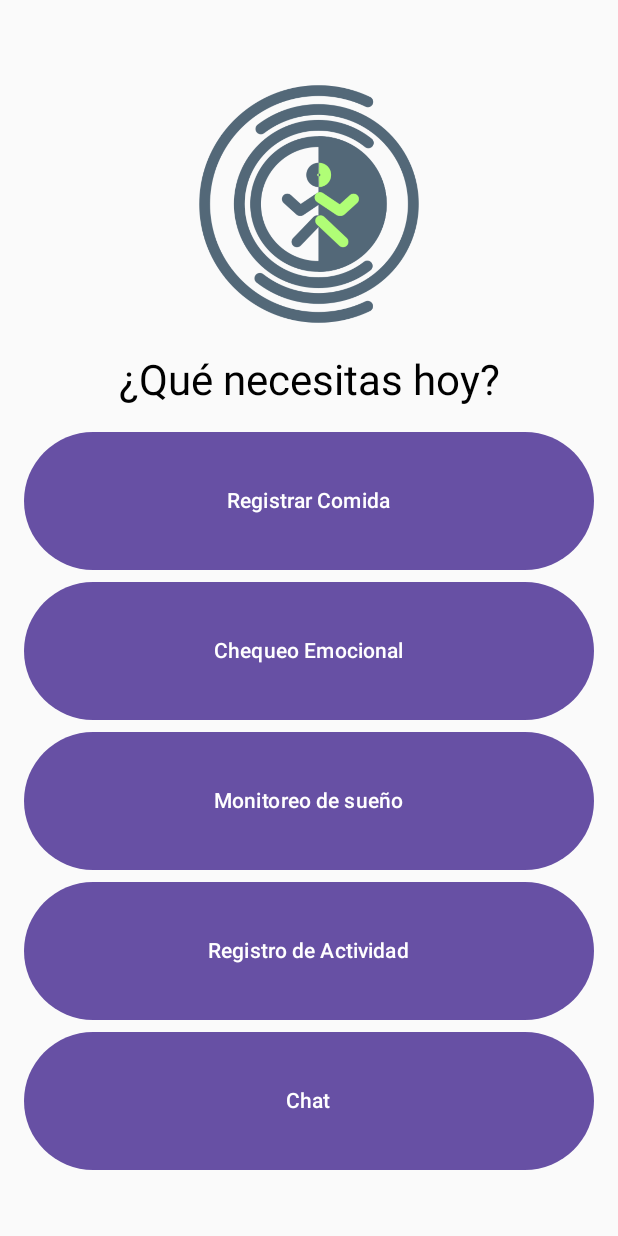
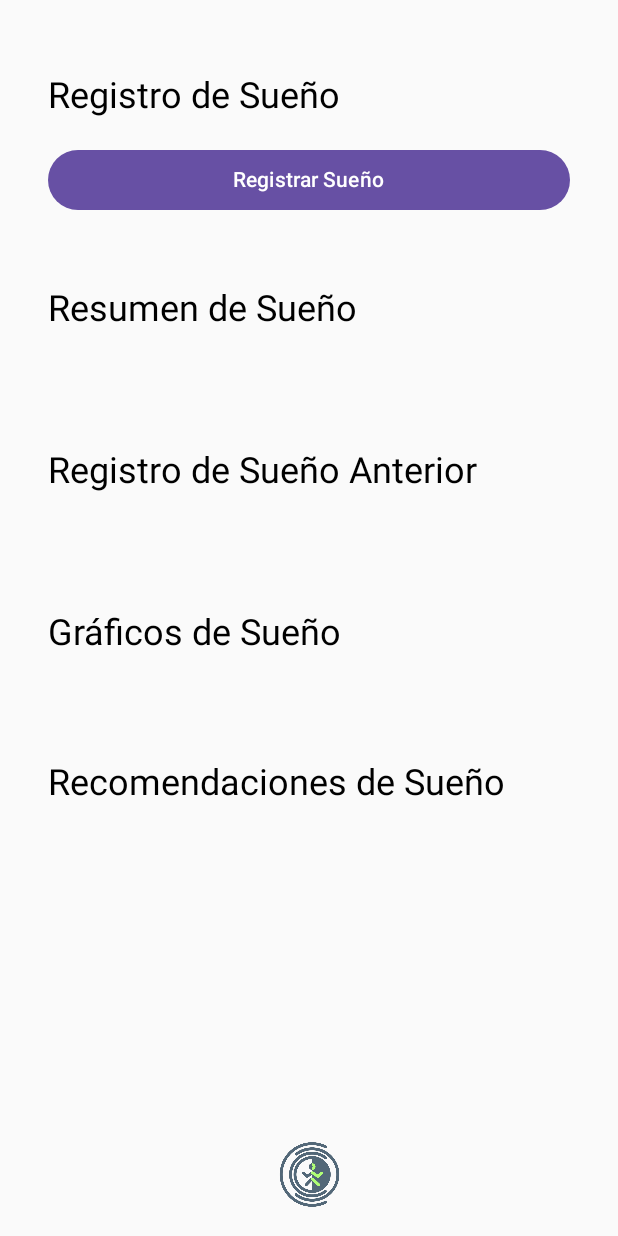
Before and after one commit to Rodrimansidub14/ConstIA, an Android app built with Jetpack Compose: the HomeScreenActivity screen opened directly, with no data from a screen before it, after a tap on "Monitoreo de sueño", on a phone screen of 412 x 824 dp. Run offline under Robolectric (Android 15) with nearby library versions, the phone set to English and light mode, and no system bars.

Commit message:
Sleeptraccker activity creada con boton listo

```diff
--- a/app/src/main/AndroidManifest.xml
+++ b/app/src/main/AndroidManifest.xml
@@ -69,7 +69,7 @@
             </intent-filter>
         </activity>
         <activity
-            android:name=".HomeScreenActivity"
+            android:name=".SleepTrackerActivity"
             android:exported="true"
             android:label="@string/app_name"
             android:theme="@style/Theme.MyApplication" >
--- a/app/src/main/java/com/example/myapplication/HomeScreenActivity.kt
+++ b/app/src/main/java/com/example/myapplication/HomeScreenActivity.kt
@@ -85,7 +85,13 @@ class HomeScreenActivity : ComponentActivity() {
             }
 
             Button(
-                onClick = { /* Lógica para monitoreo de sueño */ },
+                onClick = {
+                    // Crear un Intent para iniciar la nueva actividad
+                    val intent = Intent(context, SleepTrackerActivity::class.java)
+
+                    // Iniciar la nueva actividad
+                    context.startActivity(intent)
+                },
                 modifier = Modifier
                     .fillMaxWidth()
                     .height(100.dp)
--- /dev/null
+++ b/app/src/main/java/com/example/myapplication/SleepTrackerActivity.kt
@@ -0,0 +1,131 @@
+package com.example.myapplication
+
+import android.content.Intent
+import android.os.Bundle
+import androidx.activity.ComponentActivity
+import androidx.activity.compose.setContent
+import androidx.compose.foundation.Image
+import androidx.compose.foundation.clickable
+import androidx.compose.foundation.layout.Arrangement
+import androidx.compose.foundation.layout.Column
+import androidx.compose.foundation.layout.Spacer
+import androidx.compose.foundation.layout.fillMaxSize
+import androidx.compose.foundation.layout.fillMaxWidth
+import androidx.compose.foundation.layout.height
+import androidx.compose.foundation.layout.padding
+import androidx.compose.foundation.layout.size
+import androidx.compose.material3.Button
+import androidx.compose.material3.ExperimentalMaterial3Api
+import androidx.compose.material3.MaterialTheme
+import androidx.compose.material3.OutlinedTextField
+import androidx.compose.material3.Surface
+import androidx.compose.material3.Text
+import androidx.compose.runtime.Composable
+import androidx.compose.ui.Alignment
+import androidx.compose.ui.Modifier
+import androidx.compose.ui.platform.LocalContext
+import androidx.compose.ui.res.painterResource
+import androidx.compose.ui.tooling.preview.Preview
+import androidx.compose.ui.unit.dp
+import com.example.myapplication.ui.theme.MyApplicationTheme
+
+
+class SleepTrackerActivity : ComponentActivity() {
+    override fun onCreate(savedInstanceState: Bundle?) {
+        super.onCreate(savedInstanceState)
+        setContent {
+            SleepTracker()
+        }
+    }
+    @OptIn(ExperimentalMaterial3Api::class)
+    @Composable
+    fun SleepTracker() {
+        Column(
+            modifier = Modifier
+                .fillMaxSize()
+                .padding(16.dp),
+            horizontalAlignment = Alignment.CenterHorizontally,
+            verticalArrangement = Arrangement.Center
+        ) {
+            Column(
+                modifier = Modifier
+                    .weight(1f)
+                    .padding(16.dp),
+                verticalArrangement = Arrangement.Top
+            ) {
+                Text(
+                    text = "Registro de Sueño",
+                    style = MaterialTheme.typography.headlineSmall,
+                    modifier = Modifier.padding(vertical = 16.dp)
+                )
+
+                Button(
+                    onClick = { },
+                    modifier = Modifier
+                        .fillMaxWidth()
+                        .padding(bottom = 16.dp)
+                ) {
+                    Text(text = "Registrar Sueño")
+                }
+
+                // Resumen de Sueño
+                Text(
+                    text = "Resumen de Sueño",
+                    style = MaterialTheme.typography.headlineSmall,
+                    modifier = Modifier.padding(vertical = 30.dp)
+                )
+                // TODO: Mostrar detalles del resumen de sueño
+
+                Spacer(modifier = Modifier.height(16.dp))
+
+                // Registro de Sueño Anterior
+                Text(
+                    text = "Registro de Sueño Anterior",
+                    style = MaterialTheme.typography.headlineSmall,
+                    modifier = Modifier.padding(vertical = 30.dp)
+                )
+                // TODO: Mostrar elementos del registro de sueño de días anteriores
+
+                Spacer(modifier = Modifier.height(16.dp))
+
+                // Gráficos de Sueño
+                Text(
+                    text = "Gráficos de Sueño",
+                    style = MaterialTheme.typography.headlineSmall,
+                    modifier = Modifier.padding(vertical = 30.dp)
+                )
+                // TODO: Mostrar gráficos de sueño usando una biblioteca de gráficos o Compose graphics
+
+                Spacer(modifier = Modifier.height(8.dp))
+
+                // Recomendaciones de Sueño
+                Text(
+                    text = "Recomendaciones de Sueño",
+                    style = MaterialTheme.typography.headlineSmall,
+                    modifier = Modifier.padding(vertical = 30.dp)
+                )
+                // TODO: Mostrar recomendaciones relacionadas con el sueño
+            }
+
+            // Logotipo en la parte inferior
+            Image(
+                painter = painterResource(id = R.drawable.logoconstia),
+                contentDescription = null,
+                modifier = Modifier
+                    .size(50.dp)
+                    .clickable { /* Manejar clic en el logotipo si es necesario */ }
+            )
+        }
+    }
+
+    @Preview
+    @Composable
+    fun SleepTrackerPreview() {
+        MyApplicationTheme {
+            Surface {
+                // Vista previa de SleepTracker
+                SleepTracker()
+            }
+        }
+    }
+}
```
Also changed, not shown: app/src/main/java/com/example/myapplication/MainViews.kt (+0 -91 lines).
